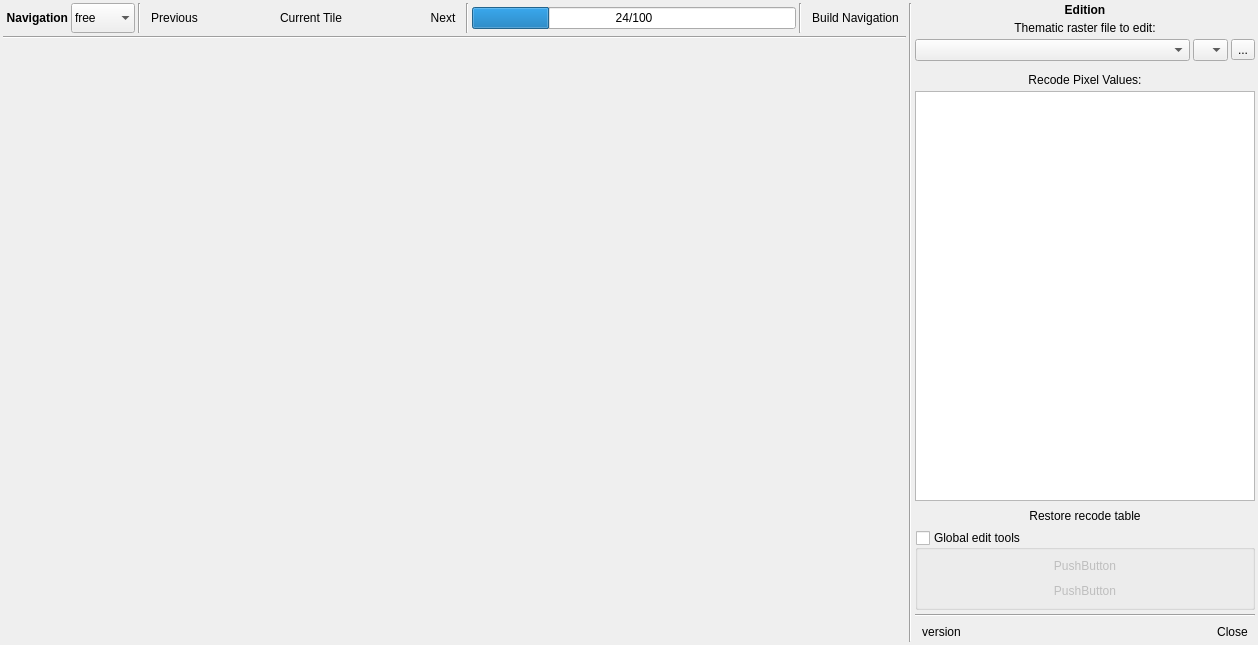
Qt form ui/main_dialog.ui (SMByC/ThRasE) before a commit.
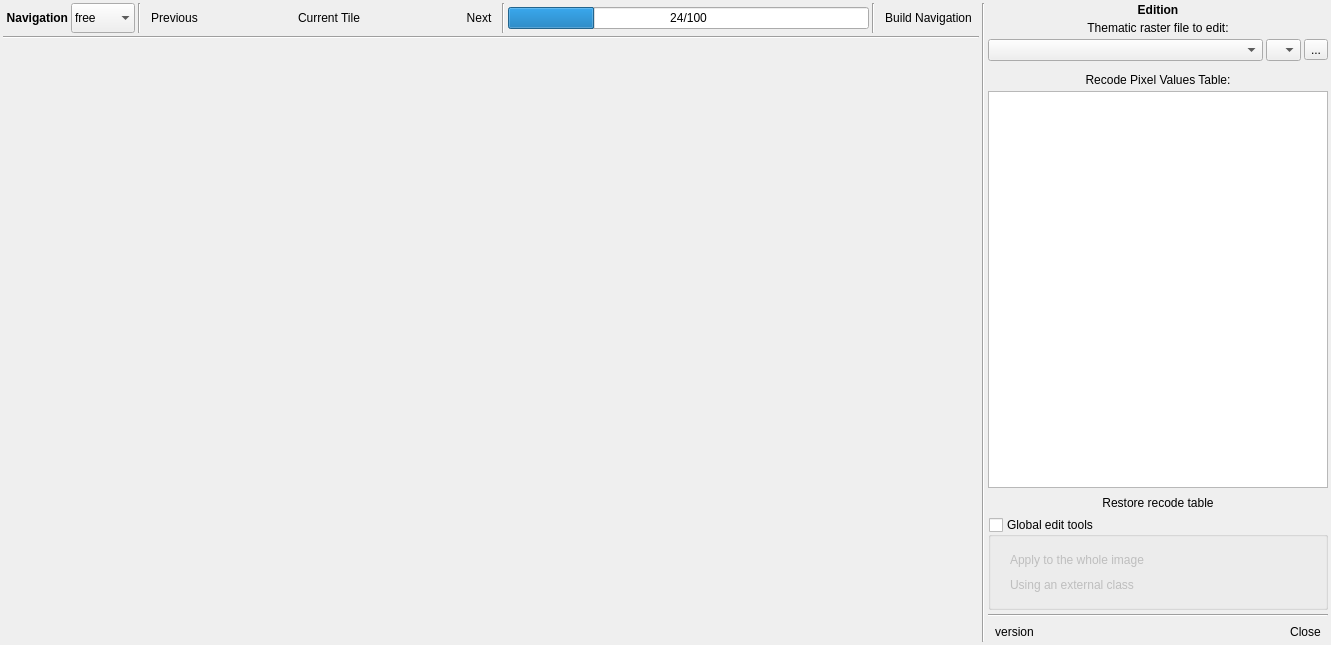
The same form after that commit. Icons and pictures are not drawn. Custom widgets are drawn as their Qt base class.

Commit message: First version for apply the recode pixels changes in the whole image

```diff
--- a/ui/main_dialog.ui
+++ b/ui/main_dialog.ui
@@ -6,7 +6,7 @@
    <rect>
     <x>0</x>
     <y>0</y>
-    <width>1258</width>
+    <width>1331</width>
     <height>645</height>
    </rect>
   </property>
@@ -578,7 +578,7 @@
          <item>
           <widget class="QLabel" name="label_3">
            <property name="text">
-            <string>Recode Pixel Values:</string>
+            <string>Recode Pixel Values Table:</string>
            </property>
            <property name="alignment">
             <set>Qt::AlignCenter</set>
@@ -647,26 +647,11 @@
             <bool>false</bool>
            </property>
            <layout class="QVBoxLayout" name="verticalLayout_2">
-            <property name="spacing">
-             <number>2</number>
-            </property>
-            <property name="leftMargin">
-             <number>2</number>
-            </property>
-            <property name="topMargin">
-             <number>2</number>
-            </property>
-            <property name="rightMargin">
-             <number>2</number>
-            </property>
-            <property name="bottomMargin">
-             <number>2</number>
-            </property>
             <item>
              <widget class="QWidget" name="QGBox_GlobalEditTools" native="true">
               <layout class="QVBoxLayout" name="verticalLayout_3">
                <property name="spacing">
-                <number>3</number>
+                <number>4</number>
                </property>
                <property name="leftMargin">
                 <number>3</number>
@@ -681,7 +666,7 @@
                 <number>3</number>
                </property>
                <item>
-                <widget class="QPushButton" name="pushButton_2">
+                <widget class="QToolButton" name="QPBtn_ApplyWholeImage">
                  <property name="maximumSize">
                   <size>
                    <width>16777215</width>
@@ -689,15 +674,22 @@
                   </size>
                  </property>
                  <property name="text">
-                  <string>PushButton</string>
+                  <string>Apply to the whole image</string>
                  </property>
-                 <property name="flat">
+                 <property name="icon">
+                  <iconset>
+                   <normaloff>:/plugins/thrase/icons/run.svg</normaloff>:/plugins/thrase/icons/run.svg</iconset>
+                 </property>
+                 <property name="toolButtonStyle">
+                  <enum>Qt::ToolButtonTextBesideIcon</enum>
+                 </property>
+                 <property name="autoRaise">
                   <bool>true</bool>
                  </property>
                 </widget>
                </item>
                <item>
-                <widget class="QPushButton" name="pushButton">
+                <widget class="QToolButton" name="QPBtn_ApplyUsingExternalClass">
                  <property name="maximumSize">
                   <size>
                    <width>16777215</width>
@@ -705,9 +697,16 @@
                   </size>
                  </property>
                  <property name="text">
-                  <string>PushButton</string>
+                  <string>Using an external class</string>
                  </property>
-                 <property name="flat">
+                 <property name="icon">
+                  <iconset>
+                   <normaloff>:/plugins/thrase/icons/run.svg</normaloff>:/plugins/thrase/icons/run.svg</iconset>
+                 </property>
+                 <property name="toolButtonStyle">
+                  <enum>Qt::ToolButtonTextBesideIcon</enum>
+                 </property>
+                 <property name="autoRaise">
                   <bool>true</bool>
                  </property>
                 </widget>
```
Left out of the diff: 5 changed lines with no effect on the pictures. The commit also changes 7 other files.
